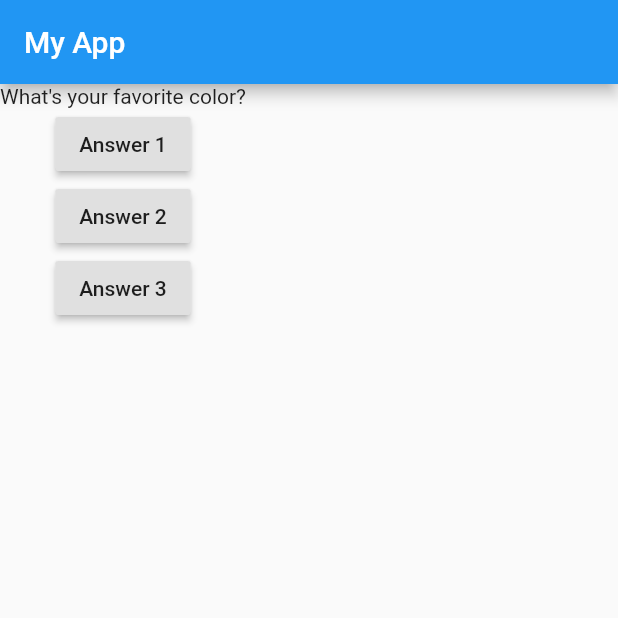
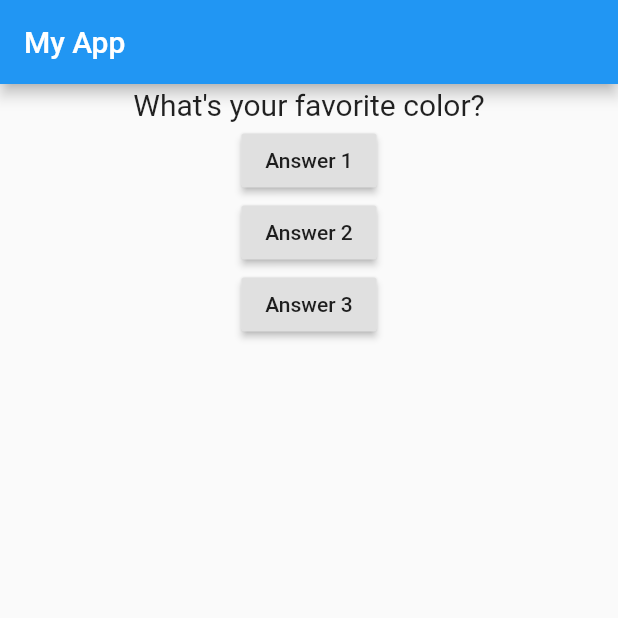
Before and after one commit to ramim94/FPersonalityQuiz, a Flutter app: the screen it shows after launch, on a phone screen of 412 x 824 dp, the top half of it. Run offline on Flutter 3.47's test engine with Material 2 defaults, Android fonts, the phone set to English and light mode, and no system bars.

Commit message:
added styling to question widget

```diff
--- a/lib/question.dart
+++ b/lib/question.dart
@@ -9,6 +9,15 @@ class Question extends StatelessWidget {
 
   @override
   Widget build(BuildContext context) {
-    return Text(_questionText);
+    return Container(
+      width: double.infinity,
+      margin: EdgeInsets.all(2.0),
+      child: Text(_questionText,
+        style: TextStyle(
+          fontSize: 20,
+        ),
+        textAlign: TextAlign.center,
+      ),
+    ) ;
   }
 }
```
